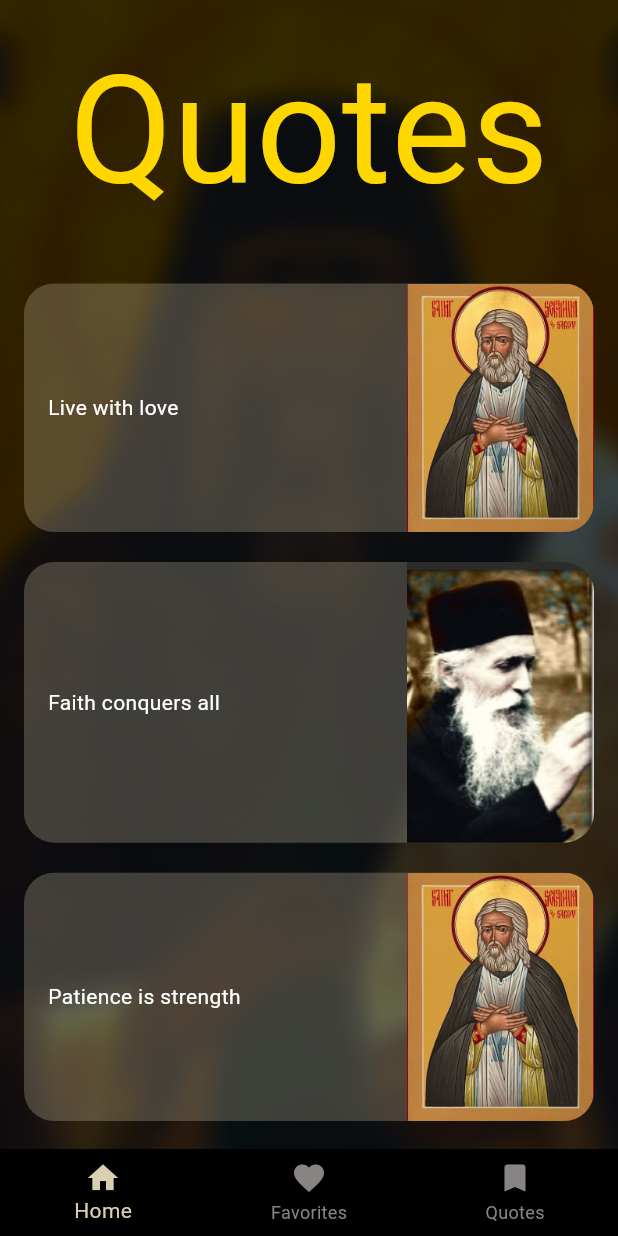
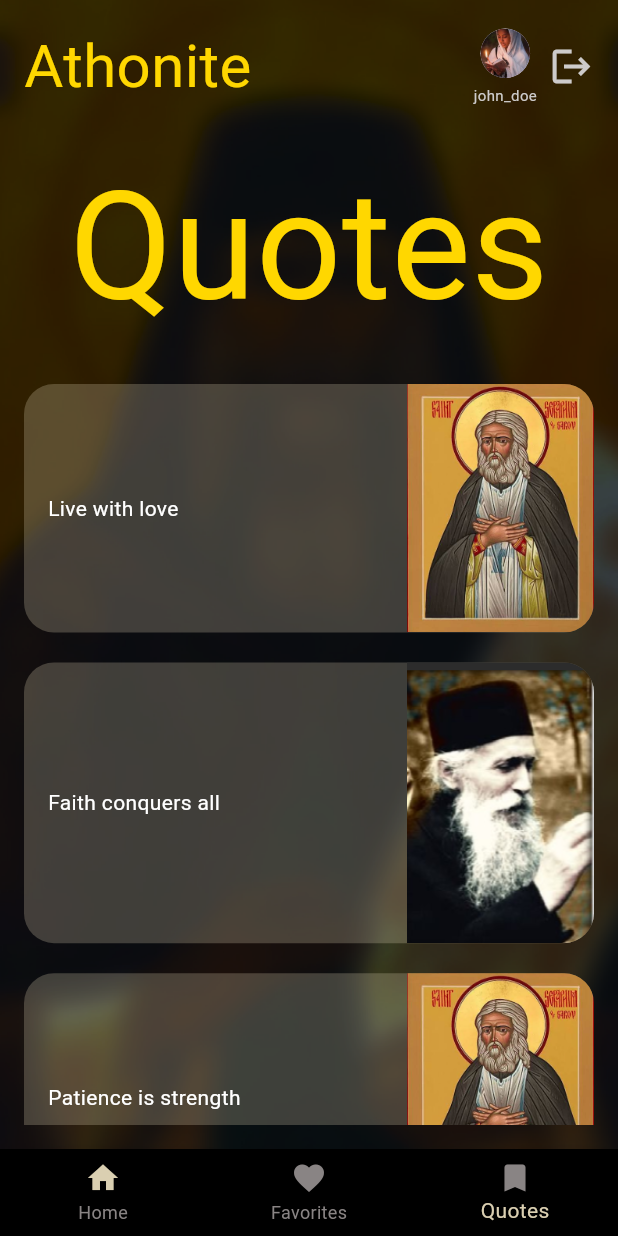
Before and after one commit to Lidiya-MK/Athonite, a Flutter app: the QuotesScreen screen opened directly, on a phone screen of 412 x 824 dp. Run offline on Flutter 3.47's test engine with Material 3 defaults, Android fonts, the phone set to English and light mode, and no system bars; our stand-ins replace flutter_animate, google_fonts.

Commit message:
added top section for quotes screen to display logo and userID

```diff
--- a/app/lib/presentation/screens/quotes.dart
+++ b/app/lib/presentation/screens/quotes.dart
@@ -4,12 +4,16 @@ import '../../models/quote.dart';
 import '../../data/quoteSample.dart';
 import '../screens/favorites.dart';
 import '../screens/home.dart';
+import '../../data/userSample.dart';
+import '../../models/user.dart';
 
 class QuotesScreen extends StatelessWidget {
   const QuotesScreen({super.key});
 
   @override
   Widget build(BuildContext context) {
+    User currentUser = sampleUsers[0];
+
     return Scaffold(
       body: Stack(
         children: [
@@ -27,8 +31,47 @@ class QuotesScreen extends StatelessWidget {
           Padding(
             padding: const EdgeInsets.all(16.0),
             child: Column(
-              crossAxisAlignment: CrossAxisAlignment.start,
               children: [
+
+                Row(
+                  mainAxisAlignment: MainAxisAlignment.spaceBetween,
+                  children: [
+                    Text(
+                      "Athonite",
+                      style: GoogleFonts.islandMoments(
+                        color: const Color(0xFFFFD700),
+                        fontSize: 40,
+                      ),
+                    ),
+                    Row(
+                      children: [
+                        Column(
+                          children: [
+                            CircleAvatar(
+                              backgroundImage: AssetImage(currentUser.profilePic),
+                              radius: 16.5,
+                            ),
+                            const SizedBox(height: 4),
+                            Text(
+                              currentUser.username,
+                              style: const TextStyle(
+                                color: Color(0xFFCDCBCB),
+                                fontSize: 10,
+                              ),
+                            ),
+                          ],
+                        ),
+                        const SizedBox(width: 8),
+                        const Icon(
+                          Icons.logout,
+                          color: Color(0xFFCDCBCB),
+                          size: 30,
+                        ),
+                      ],
+                    ),
+                  ],
+                ),
+                const SizedBox(height: 20),
 
                 Center(
                   child: Text(
@@ -39,7 +82,7 @@ class QuotesScreen extends StatelessWidget {
                     ),
                   ),
                 ),
-                const SizedBox(height: 20),
+                const SizedBox(height: 10),
                 Expanded(
                   child: SingleChildScrollView(
                     physics: const BouncingScrollPhysics(),
@@ -110,7 +153,7 @@ class QuotesScreen extends StatelessWidget {
             label: 'Quotes',
           ),
         ],
-  currentIndex: 0,
+        currentIndex: 2,
         selectedItemColor: const Color(0xFFDACFB1),
         unselectedItemColor: const Color(0xFF898484),
         showUnselectedLabels: true,
```
Lines whose indentation alone changed are shown as unchanged.
